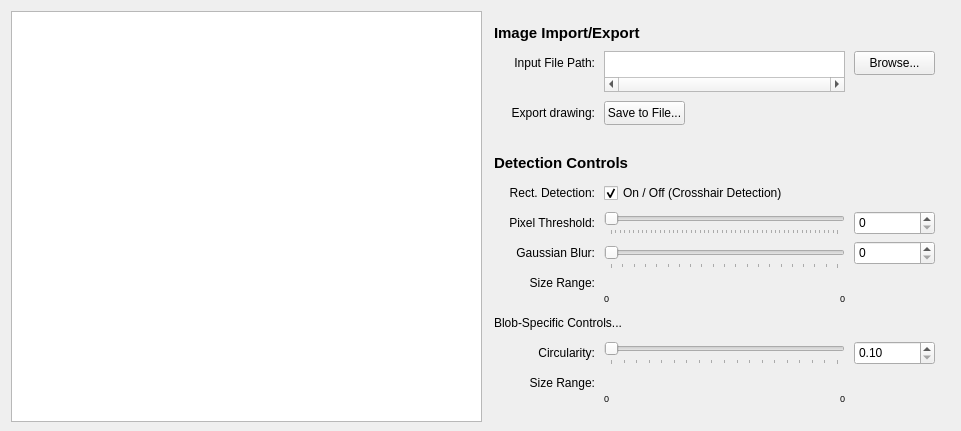
Qt form src/feature_finder/interface/form.ui (bhathawayy/feature-finder) before a commit.
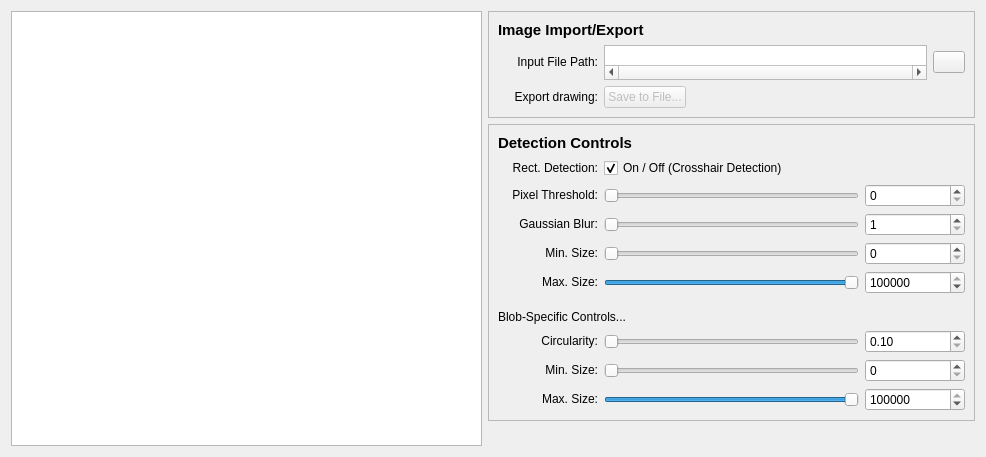
The same form after that commit. Icons and pictures are not drawn.

The edit to the form file:
```diff
--- a/src/feature_finder/interface/form.ui
+++ b/src/feature_finder/interface/form.ui
@@ -1,35 +1,41 @@
 <?xml version="1.0" encoding="UTF-8"?>
 <ui version="4.0">
- <class>FeatureFinder</class>
- <widget class="QWidget" name="FeatureFinder">
+ <class>featureFinder</class>
+ <widget class="QWidget" name="featureFinder">
   <property name="geometry">
    <rect>
     <x>0</x>
     <y>0</y>
-    <width>961</width>
-    <height>431</height>
+    <width>982</width>
+    <height>457</height>
    </rect>
   </property>
   <property name="sizePolicy">
-   <sizepolicy hsizetype="Ignored" vsizetype="Ignored">
+   <sizepolicy hsizetype="Maximum" vsizetype="Minimum">
     <horstretch>0</horstretch>
     <verstretch>0</verstretch>
    </sizepolicy>
   </property>
   <property name="minimumSize">
    <size>
-    <width>961</width>
-    <height>431</height>
+    <width>0</width>
+    <height>0</height>
+   </size>
+  </property>
+  <property name="maximumSize">
+   <size>
+    <width>16777215</width>
+    <height>16777215</height>
    </size>
   </property>
   <property name="windowTitle">
-   <string>FeatureFinder</string>
+   <string>Feature Finder</string>
   </property>
   <layout class="QGridLayout" name="gridLayout_2">
-   <item row="0" column="2">
+   <item row="0" column="0" rowspan="3">
     <widget class="QGraphicsView" name="stream_window">
      <property name="sizePolicy">
-      <sizepolicy hsizetype="Minimum" vsizetype="Minimum">
+      <sizepolicy hsizetype="Expanding" vsizetype="Expanding">
        <horstretch>0</horstretch>
        <verstretch>0</verstretch>
       </sizepolicy>
@@ -41,100 +47,122 @@
       </size>
      </property>
      <property name="focusPolicy">
-      <enum>Qt::NoFocus</enum>
+      <enum>Qt::FocusPolicy::NoFocus</enum>
      </property>
     </widget>
    </item>
    <item row="0" column="3">
-    <widget class="QFrame" name="frame">
+    <widget class="QFrame" name="image_import_frame">
      <property name="sizePolicy">
-      <sizepolicy hsizetype="Minimum" vsizetype="Minimum">
+      <sizepolicy hsizetype="Minimum" vsizetype="Maximum">
        <horstretch>0</horstretch>
        <verstretch>0</verstretch>
       </sizepolicy>
      </property>
-     <property name="minimumSize">
+     <property name="maximumSize">
       <size>
-       <width>466</width>
-       <height>413</height>
+       <width>16777215</width>
+       <height>125</height>
       </size>
      </property>
-     <property name="autoFillBackground">
-      <bool>true</bool>
-     </property>
      <property name="frameShape">
-      <enum>QFrame::NoFrame</enum>
+      <enum>QFrame::Shape::StyledPanel</enum>
      </property>
      <property name="frameShadow">
-      <enum>QFrame::Raised</enum>
+      <enum>QFrame::Shadow::Raised</enum>
      </property>
-     <widget class="QLabel" name="image_paths_header">
-      <property name="geometry">
-       <rect>
-        <x>10</x>
-        <y>10</y>
-        <width>441</width>
-        <height>24</height>
-       </rect>
-      </property>
-      <property name="sizePolicy">
-       <sizepolicy hsizetype="Maximum" vsizetype="Fixed">
-        <horstretch>0</horstretch>
-        <verstretch>0</verstretch>
-       </sizepolicy>
-      </property>
-      <property name="font">
-       <font>
-        <pointsize>11</pointsize>
-        <bold>true</bold>
-       </font>
-      </property>
-      <property name="text">
-       <string>Image Import/Export</string>
-      </property>
-      <property name="alignment">
-       <set>Qt::AlignLeading|Qt::AlignLeft|Qt::AlignVCenter</set>
-      </property>
-     </widget>
+     <layout class="QGridLayout" name="gridLayout_4">
+      <item row="2" column="0" alignment="Qt::AlignmentFlag::AlignVCenter">
      <widget class="QLabel" name="file_path_label">
-      <property name="geometry">
-       <rect>
-        <x>10</x>
-        <y>40</y>
-        <width>101</width>
-        <height>24</height>
-       </rect>
+        <property name="sizePolicy">
+         <sizepolicy hsizetype="Fixed" vsizetype="Minimum">
+          <horstretch>0</horstretch>
+          <verstretch>0</verstretch>
+         </sizepolicy>
+        </property>
+        <property name="minimumSize">
+         <size>
+          <width>100</width>
+          <height>0</height>
+         </size>
       </property>
       <property name="text">
        <string>Input File Path:</string>
       </property>
       <property name="alignment">
-       <set>Qt::AlignRight|Qt::AlignTrailing|Qt::AlignVCenter</set>
-      </property>
-     </widget>
+         <set>Qt::AlignmentFlag::AlignRight|Qt::AlignmentFlag::AlignTrailing|Qt::AlignmentFlag::AlignVCenter</set>
+        </property>
+       </widget>
+      </item>
+      <item row="3" column="0" alignment="Qt::AlignmentFlag::AlignVCenter">
+       <widget class="QLabel" name="save_image_label">
+        <property name="sizePolicy">
+         <sizepolicy hsizetype="Fixed" vsizetype="Minimum">
+          <horstretch>0</horstretch>
+          <verstretch>0</verstretch>
+         </sizepolicy>
+        </property>
+        <property name="minimumSize">
+         <size>
+          <width>100</width>
+          <height>0</height>
+         </size>
+        </property>
+        <property name="text">
+         <string>Export drawing:</string>
+        </property>
+        <property name="alignment">
+         <set>Qt::AlignmentFlag::AlignRight|Qt::AlignmentFlag::AlignTrailing|Qt::AlignmentFlag::AlignVCenter</set>
+        </property>
+       </widget>
+      </item>
+      <item row="3" column="1">
+       <widget class="QPushButton" name="save_image_button">
+        <property name="enabled">
+         <bool>false</bool>
+        </property>
+        <property name="sizePolicy">
+         <sizepolicy hsizetype="Maximum" vsizetype="Minimum">
+          <horstretch>0</horstretch>
+          <verstretch>0</verstretch>
+         </sizepolicy>
+        </property>
+        <property name="toolTip">
+         <string>Save the displayed image to provided path</string>
+        </property>
+        <property name="text">
+         <string>Save to File...</string>
+        </property>
+       </widget>
+      </item>
+      <item row="2" column="1" alignment="Qt::AlignmentFlag::AlignVCenter">
      <widget class="QTextEdit" name="file_path_entry">
-      <property name="geometry">
-       <rect>
-        <x>120</x>
-        <y>40</y>
-        <width>241</width>
-        <height>41</height>
-       </rect>
-      </property>
       <property name="sizePolicy">
-       <sizepolicy hsizetype="Expanding" vsizetype="Expanding">
+         <sizepolicy hsizetype="Expanding" vsizetype="Maximum">
         <horstretch>0</horstretch>
         <verstretch>0</verstretch>
        </sizepolicy>
       </property>
+        <property name="minimumSize">
+         <size>
+          <width>250</width>
+          <height>0</height>
+         </size>
+        </property>
+        <property name="maximumSize">
+         <size>
+          <width>16777215</width>
+          <height>35</height>
+         </size>
+        </property>
       <property name="toolTip">
        <string>Path to input file </string>
       </property>
       <property name="frameShape">
-       <enum>QFrame::StyledPanel</enum>
+         <enum>QFrame::Shape::StyledPanel</enum>
       </property>
       <property name="frameShadow">
-       <enum>QFrame::Plain</enum>
+         <enum>QFrame::Shadow::Plain</enum>
       </property>
       <property name="lineWidth">
        <number>1</number>
@@ -143,74 +171,60 @@
        <number>0</number>
       </property>
       <property name="verticalScrollBarPolicy">
-       <enum>Qt::ScrollBarAlwaysOff</enum>
+         <enum>Qt::ScrollBarPolicy::ScrollBarAlwaysOff</enum>
       </property>
       <property name="horizontalScrollBarPolicy">
-       <enum>Qt::ScrollBarAlwaysOn</enum>
+         <enum>Qt::ScrollBarPolicy::ScrollBarAlwaysOn</enum>
       </property>
       <property name="lineWrapMode">
-       <enum>QTextEdit::NoWrap</enum>
-      </property>
-     </widget>
+         <enum>QTextEdit::LineWrapMode::NoWrap</enum>
+        </property>
+       </widget>
+      </item>
+      <item row="2" column="2" alignment="Qt::AlignmentFlag::AlignHCenter|Qt::AlignmentFlag::AlignVCenter">
      <widget class="QPushButton" name="file_path_browse_button">
-      <property name="geometry">
-       <rect>
-        <x>370</x>
-        <y>40</y>
-        <width>81</width>
-        <height>24</height>
-       </rect>
+        <property name="sizePolicy">
+         <sizepolicy hsizetype="Maximum" vsizetype="Maximum">
+          <horstretch>0</horstretch>
+          <verstretch>0</verstretch>
+         </sizepolicy>
+        </property>
+        <property name="minimumSize">
+         <size>
+          <width>0</width>
+          <height>0</height>
+         </size>
+        </property>
+        <property name="maximumSize">
+         <size>
+          <width>32</width>
+          <height>16777215</height>
+         </size>
       </property>
       <property name="toolTip">
        <string>Path browser for input file </string>
       </property>
-      <property name="text">
-       <string>Browse...</string>
-      </property>
-     </widget>
-     <widget class="QPushButton" name="save_image_button">
-      <property name="geometry">
-       <rect>
-        <x>120</x>
-        <y>90</y>
-        <width>81</width>
-        <height>24</height>
-       </rect>
-      </property>
-      <property name="toolTip">
-       <string>Save the displayed image to provided path</string>
-      </property>
+        <property name="autoFillBackground">
+         <bool>false</bool>
+        </property>
       <property name="text">
-       <string>Save to File...</string>
-      </property>
-     </widget>
-     <widget class="QLabel" name="file_path_label_2">
-      <property name="geometry">
-       <rect>
-        <x>10</x>
-        <y>90</y>
-        <width>101</width>
-        <height>24</height>
-       </rect>
-      </property>
-      <property name="text">
-       <string>Export drawing:</string>
-      </property>
-      <property name="alignment">
-       <set>Qt::AlignRight|Qt::AlignTrailing|Qt::AlignVCenter</set>
-      </property>
-     </widget>
-     <widget class="QLabel" name="detection_controls_header">
-      <property name="geometry">
-       <rect>
-        <x>10</x>
-        <y>140</y>
-        <width>441</width>
-        <height>24</height>
-       </rect>
-      </property>
+         <string/>
+        </property>
+        <property name="icon">
+         <iconset theme="QIcon::ThemeIcon::FolderOpen"/>
+        </property>
+        <property name="iconSize">
+         <size>
+          <width>16</width>
+          <height>16</height>
+         </size>
+        </property>
+       </widget>
+      </item>
+      <item row="1" column="0" colspan="3">
+       <widget class="QLabel" name="image_paths_header">
       <property name="sizePolicy">
-       <sizepolicy hsizetype="Maximum" vsizetype="Fixed">
+         <sizepolicy hsizetype="Minimum" vsizetype="Minimum">
         <horstretch>0</horstretch>
         <verstretch>0</verstretch>
        </sizepolicy>
@@ -222,251 +236,346 @@
        </font>
       </property>
       <property name="text">
-       <string>Detection Controls</string>
+         <string>Image Import/Export</string>
       </property>
       <property name="alignment">
-       <set>Qt::AlignLeading|Qt::AlignLeft|Qt::AlignVCenter</set>
-      </property>
-     </widget>
+         <set>Qt::AlignmentFlag::AlignLeading|Qt::AlignmentFlag::AlignLeft|Qt::AlignmentFlag::AlignVCenter</set>
+        </property>
+       </widget>
+      </item>
+     </layout>
+    </widget>
+   </item>
+   <item row="1" column="3">
+    <widget class="QFrame" name="controls_frame">
+     <property name="sizePolicy">
+      <sizepolicy hsizetype="Minimum" vsizetype="Maximum">
+       <horstretch>0</horstretch>
+       <verstretch>0</verstretch>
+      </sizepolicy>
+     </property>
+     <property name="minimumSize">
+      <size>
+       <width>0</width>
+       <height>0</height>
+      </size>
+     </property>
+     <property name="frameShape">
+      <enum>QFrame::Shape::StyledPanel</enum>
+     </property>
+     <property name="frameShadow">
+      <enum>QFrame::Shadow::Raised</enum>
+     </property>
+     <layout class="QGridLayout" name="gridLayout_3">
+      <item row="5" column="0" alignment="Qt::AlignmentFlag::AlignVCenter">
+       <widget class="QLabel" name="feature_max_size_label">
+        <property name="sizePolicy">
+         <sizepolicy hsizetype="Fixed" vsizetype="Minimum">
+          <horstretch>0</horstretch>
+          <verstretch>0</verstretch>
+         </sizepolicy>
+        </property>
+        <property name="minimumSize">
+         <size>
+          <width>100</width>
+          <height>0</height>
+         </size>
+        </property>
+        <property name="text">
+         <string>Max. Size:</string>
+        </property>
+        <property name="alignment">
+         <set>Qt::AlignmentFlag::AlignRight|Qt::AlignmentFlag::AlignTrailing|Qt::AlignmentFlag::AlignVCenter</set>
+        </property>
+       </widget>
+      </item>
+      <item row="2" column="2" alignment="Qt::AlignmentFlag::AlignVCenter">
+       <widget class="QSpinBox" name="threshold_spin">
+        <property name="sizePolicy">
+         <sizepolicy hsizetype="Minimum" vsizetype="Minimum">
+          <horstretch>0</horstretch>
+          <verstretch>0</verstretch>
+         </sizepolicy>
+        </property>
+        <property name="minimumSize">
+         <size>
+          <width>100</width>
+          <height>0</height>
+         </size>
+        </property>
+        <property name="toolTip">
+         <string>Threshold value for edge detection</string>
+        </property>
+        <property name="maximum">
+         <number>255</number>
+        </property>
+        <property name="singleStep">
+         <number>1</number>
+        </property>
+       </widget>
+      </item>
+      <item row="1" column="0" alignment="Qt::AlignmentFlag::AlignVCenter">
      <widget class="QLabel" name="rect_detection_label">
-      <property name="geometry">
-       <rect>
-        <x>10</x>
-        <y>170</y>
-        <width>101</width>
-        <height>24</height>
-       </rect>
+        <property name="sizePolicy">
+         <sizepolicy hsizetype="Fixed" vsizetype="Minimum">
+          <horstretch>0</horstretch>
+          <verstretch>0</verstretch>
+         </sizepolicy>
+        </property>
+        <property name="minimumSize">
+         <size>
+          <width>100</width>
+          <height>0</height>
+         </size>
       </property>
       <property name="text">
        <string>Rect. Detection:</string>
       </property>
       <property name="alignment">
-       <set>Qt::AlignRight|Qt::AlignTrailing|Qt::AlignVCenter</set>
-      </property>
-     </widget>
-     <widget class="QCheckBox" name="crosshair_detection_check">
-      <property name="geometry">
-       <rect>
-        <x>120</x>
-        <y>170</y>
-        <width>201</width>
-        <height>24</height>
-       </rect>
+         <set>Qt::AlignmentFlag::AlignRight|Qt::AlignmentFlag::AlignTrailing|Qt::AlignmentFlag::AlignVCenter</set>
+        </property>
+       </widget>
+      </item>
+      <item row="9" column="2" alignment="Qt::AlignmentFlag::AlignVCenter">
+       <widget class="QSpinBox" name="blob_min_size_spin">
+        <property name="sizePolicy">
+         <sizepolicy hsizetype="Fixed" vsizetype="Minimum">
+          <horstretch>0</horstretch>
+          <verstretch>0</verstretch>
+         </sizepolicy>
+        </property>
+        <property name="minimumSize">
+         <size>
+          <width>100</width>
+          <height>0</height>
+         </size>
+        </property>
+        <property name="maximum">
+         <number>100000</number>
+        </property>
+        <property name="singleStep">
+         <number>100</number>
+        </property>
+       </widget>
+      </item>
+      <item row="10" column="1" alignment="Qt::AlignmentFlag::AlignVCenter">
+       <widget class="QSlider" name="blob_max_size_slider">
+        <property name="sizePolicy">
+         <sizepolicy hsizetype="Expanding" vsizetype="Minimum">
+          <horstretch>0</horstretch>
+          <verstretch>0</verstretch>
+         </sizepolicy>
+        </property>
+        <property name="minimumSize">
+         <size>
+          <width>250</width>
+          <height>0</height>
+         </size>
+        </property>
+        <property name="maximum">
+         <number>100000</number>
+        </property>
+        <property name="singleStep">
+         <number>100</number>
+        </property>
+        <property name="value">
+         <number>100000</number>
+        </property>
+        <property name="orientation">
+         <enum>Qt::Orientation::Horizontal</enum>
+        </property>
+       </widget>
+      </item>
+      <item row="5" column="1" alignment="Qt::AlignmentFlag::AlignVCenter">
+       <widget class="QSlider" name="feature_max_size_slider">
+        <property name="sizePolicy">
+         <sizepolicy hsizetype="Expanding" vsizetype="Minimum">
+          <horstretch>0</horstretch>
+          <verstretch>0</verstretch>
+         </sizepolicy>
+        </property>
+        <property name="minimumSize">
+         <size>
+          <width>250</width>
+          <height>0</height>
+         </size>
       </property>
       <property name="toolTip">
-       <string>Turning OFF rect. detection will toggle ON crosshair detection</string>
-      </property>
-      <property name="text">
-       <string>On / Off (Crosshair Detection)</string>
-      </property>
-      <property name="checked">
-       <bool>true</bool>
-      </property>
-     </widget>
+         <string/>
+        </property>
+        <property name="maximum">
+         <number>100000</number>
+        </property>
+        <property name="singleStep">
+         <number>100</number>
+        </property>
+        <property name="value">
+         <number>100000</number>
+        </property>
+        <property name="orientation">
+         <enum>Qt::Orientation::Horizontal</enum>
+        </property>
+       </widget>
+      </item>
+      <item row="6" column="1">
+       <spacer name="verticalSpacer">
+        <property name="orientation">
+         <enum>Qt::Orientation::Vertical</enum>
+        </property>
+        <property name="sizeType">
+         <enum>QSizePolicy::Policy::Fixed</enum>
+        </property>
+        <property name="sizeHint" stdset="0">
+         <size>
+          <width>20</width>
+          <height>10</height>
+         </size>
+        </property>
+       </spacer>
+      </item>
+      <item row="2" column="0" alignment="Qt::AlignmentFlag::AlignVCenter">
      <widget class="QLabel" name="threshold_label">
-      <property name="geometry">
-       <rect>
-        <x>10</x>
-        <y>200</y>
-        <width>101</width>
-        <height>24</height>
-       </rect>
+        <property name="sizePolicy">
+         <sizepolicy hsizetype="Fixed" vsizetype="Minimum">
+          <horstretch>0</horstretch>
+          <verstretch>0</verstretch>
+         </sizepolicy>
+        </property>
+        <property name="minimumSize">
+         <size>
+          <width>100</width>
+          <height>0</height>
+         </size>
       </property>
       <property name="text">
        <string>Pixel Threshold:</string>
       </property>
       <property name="alignment">
-       <set>Qt::AlignRight|Qt::AlignTrailing|Qt::AlignVCenter</set>
-      </property>
-     </widget>
-     <widget class="QSlider" name="threshold_slider">
-      <property name="geometry">
-       <rect>
-        <x>120</x>
-        <y>200</y>
-        <width>241</width>
-        <height>24</height>
-       </rect>
-      </property>
-      <property name="toolTip">
-       <string>Threshold value for edge detection</string>
-      </property>
-      <property name="maximum">
-       <number>255</number>
-      </property>
-      <property name="singleStep">
-       <number>1</number>
-      </property>
-      <property name="orientation">
-       <enum>Qt::Horizontal</enum>
-      </property>
-      <property name="tickPosition">
-       <enum>QSlider::TicksBelow</enum>
-      </property>
-      <property name="tickInterval">
-       <number>5</number>
-      </property>
-     </widget>
-     <widget class="QSpinBox" name="threshold_spin">
-      <property name="geometry">
-       <rect>
-        <x>370</x>
-        <y>200</y>
-        <width>81</width>
-        <height>24</height>
-       </rect>
-      </property>
+         <set>Qt::AlignmentFlag::AlignRight|Qt::AlignmentFlag::AlignTrailing|Qt::AlignmentFlag::AlignVCenter</set>
+        </property>
+       </widget>
+      </item>
+      <item row="8" column="2" alignment="Qt::AlignmentFlag::AlignVCenter">
+       <widget class="QDoubleSpinBox" name="circularity_spin">
+        <property name="sizePolicy">
+         <sizepolicy hsizetype="Fixed" vsizetype="Minimum">
+          <horstretch>0</horstretch>
+          <verstretch>0</verstretch>
+         </sizepolicy>
+        </property>
+        <property name="minimumSize">
+         <size>
+          <width>100</width>
+          <height>0</height>
+         </size>
+        </property>
       <property name="toolTip">
-       <string>Threshold value for edge detection</string>
-      </property>
+         <string>The closer to 1, the more &quot;perfect&quot; the circle is</string>
+        </property>
+        <property name="minimum">
+         <double>0.100000000000000</double>
+        </property>
       <property name="maximum">
-       <number>255</number>
+         <double>1.000000000000000</double>
       </property>
       <property name="singleStep">
-       <number>1</number>
-      </property>
-     </widget>
-     <widget class="QLabel" name="gauss_blur_label">
-      <property name="geometry">
-       <rect>
-        <x>10</x>
-        <y>230</y>
-        <width>101</width>
-        <height>24</height>
-       </rect>
+         <double>0.100000000000000</double>
+        </property>
+       </widget>
+      </item>
+      <item row="10" column="0" alignment="Qt::AlignmentFlag::AlignVCenter">
+       <widget class="QLabel" name="blob_max_size_label">
+        <property name="sizePolicy">
+         <sizepolicy hsizetype="Fixed" vsizetype="Minimum">
+          <horstretch>0</horstretch>
+          <verstretch>0</verstretch>
+         </sizepolicy>
+        </property>
+        <property name="minimumSize">
+         <size>
+          <width>100</width>
+          <height>0</height>
+         </size>
       </property>
       <property name="text">
-       <string>Gaussian Blur:</string>
+         <string>Max. Size:</string>
       </property>
       <property name="alignment">
-       <set>Qt::AlignRight|Qt::AlignTrailing|Qt::AlignVCenter</set>
-      </property>
-     </widget>
-     <widget class="QSlider" name="gauss_blur_slider">
-      <property name="geometry">
-       <rect>
-        <x>120</x>
-        <y>234</y>
-        <width>241</width>
-        <height>24</height>
-       </rect>
-      </property>
-      <property name="toolTip">
-       <string>Gaussian blur kernel size</string>
-      </property>
-      <property name="maximum">
-       <number>500</number>
-      </property>
-      <property name="singleStep">
-       <number>1</number>
-      </property>
-      <property name="value">
-       <number>1</number>
-      </property>
-      <property name="orientation">
-       <enum>Qt::Horizontal</enum>
-      </property>
-      <property name="tickPosition">
-       <enum>QSlider::TicksBelow</enum>
-      </property>
-      <property name="tickInterval">
-       <number>25</number>
-      </property>
-     </widget>
+         <set>Qt::AlignmentFlag::AlignRight|Qt::AlignmentFlag::AlignTrailing|Qt::AlignmentFlag::AlignVCenter</set>
+        </property>
+       </widget>
+      </item>
+      <item row="3" column="2" alignment="Qt::AlignmentFlag::AlignVCenter">
      <widget class="QSpinBox" name="gauss_blur_spin">
-      <property name="geometry">
-       <rect>
-        <x>370</x>
-        <y>230</y>
-        <width>81</width>
-        <height>24</height>
-       </rect>
+        <property name="sizePolicy">
+         <sizepolicy hsizetype="Fixed" vsizetype="Minimum">
+          <horstretch>0</horstretch>
+          <verstretch>0</verstretch>
+         </sizepolicy>
+        </property>
+        <property name="minimumSize">
+         <size>
+          <width>100</width>
+          <height>0</height>
+         </size>
       </property>
       <property name="toolTip">
        <string>Gaussian blur kernel size</string>
       </property>
+        <property name="minimum">
+         <number>1</number>
+        </property>
       <property name="maximum">
-       <number>500</number>
+         <number>200</number>
       </property>
       <property name="singleStep">
        <number>1</number>
       </property>
      </widget>
-     <widget class="QLabel" name="feature_size_label">
-      <property name="geometry">
-       <rect>
-        <x>10</x>
-        <y>260</y>
-        <width>101</width>
-        <height>24</height>
-       </rect>
-      </property>
+      </item>
+      <item row="9" column="0" alignment="Qt::AlignmentFlag::AlignVCenter">
+       <widget class="QLabel" name="blob_min_size_label">
+        <property name="sizePolicy">
+         <sizepolicy hsizetype="Fixed" vsizetype="Minimum">
+          <horstretch>0</horstretch>
+          <verstretch>0</verstretch>
+         </sizepolicy>
+        </property>
+        <property name="minimumSize">
+         <size>
+          <width>100</width>
+          <height>0</height>
+         </size>
+        </property>
       <property name="text">
-       <string>Size Range:</string>
+         <string>Min. Size:</string>
       </property>
       <property name="alignment">
-       <set>Qt::AlignRight|Qt::AlignTrailing|Qt::AlignVCenter</set>
-      </property>
-     </widget>
-     <widget class="QWidget" name="horizontalLayoutWidget_2">
-      <property name="geometry">
-       <rect>
-        <x>120</x>
-        <y>261</y>
-        <width>241</width>
-        <height>20</height>
-       </rect>
-      </property>
-      <layout class="QHBoxLayout" name="feature_size_range_slider"/>
-     </widget>
-     <widget class="QLabel" name="feature_size_min">
-      <property name="geometry">
-       <rect>
-        <x>120</x>
-        <y>280</y>
-        <width>101</width>
-        <height>14</height>
-       </rect>
-      </property>
-      <property name="font">
-       <font>
-        <pointsize>7</pointsize>
-       </font>
-      </property>
+         <set>Qt::AlignmentFlag::AlignRight|Qt::AlignmentFlag::AlignTrailing|Qt::AlignmentFlag::AlignVCenter</set>
+        </property>
+       </widget>
+      </item>
+      <item row="1" column="1" alignment="Qt::AlignmentFlag::AlignVCenter">
+       <widget class="QCheckBox" name="crosshair_detection_check">
+        <property name="sizePolicy">
+         <sizepolicy hsizetype="Expanding" vsizetype="Minimum">
+          <horstretch>0</horstretch>
+          <verstretch>0</verstretch>
+         </sizepolicy>
+        </property>
+        <property name="toolTip">
+         <string/>
+        </property>
       <property name="text">
-       <string>0</string>
-      </property>
-     </widget>
-     <widget class="QLabel" name="feature_size_max">
-      <property name="geometry">
-       <rect>
-        <x>260</x>
-        <y>280</y>
-        <width>101</width>
-        <height>14</height>
-       </rect>
-      </property>
-      <property name="font">
-       <font>
-        <pointsize>7</pointsize>
-       </font>
-      </property>
-      <property name="text">
-       <string>0</string>
-      </property>
-      <property name="alignment">
-       <set>Qt::AlignRight|Qt::AlignTrailing|Qt::AlignVCenter</set>
-      </property>
-     </widget>
-     <widget class="QLabel" name="detection_controls_header_2">
-      <property name="geometry">
-       <rect>
-        <x>10</x>
-        <y>300</y>
-        <width>441</width>
-        <height>24</height>
-       </rect>
-      </property>
+         <string>On / Off (Crosshair Detection)</string>
+        </property>
+        <property name="checked">
+         <bool>true</bool>
+        </property>
+       </widget>
+      </item>
+      <item row="7" column="0" colspan="3">
+       <widget class="QLabel" name="blob_subheader_label">
       <property name="sizePolicy">
        <sizepolicy hsizetype="Maximum" vsizetype="Fixed">
         <horstretch>0</horstretch>
@@ -483,36 +592,269 @@
        <string>Blob-Specific Controls...</string>
       </property>
       <property name="alignment">
-       <set>Qt::AlignLeading|Qt::AlignLeft|Qt::AlignVCenter</set>
-      </property>
-     </widget>
+         <set>Qt::AlignmentFlag::AlignLeading|Qt::AlignmentFlag::AlignLeft|Qt::AlignmentFlag::AlignVCenter</set>
+        </property>
+       </widget>
+      </item>
+      <item row="3" column="1" alignment="Qt::AlignmentFlag::AlignVCenter">
+       <widget class="QSlider" name="gauss_blur_slider">
+        <property name="sizePolicy">
+         <sizepolicy hsizetype="Expanding" vsizetype="Minimum">
+          <horstretch>0</horstretch>
+          <verstretch>0</verstretch>
+         </sizepolicy>
+        </property>
+        <property name="minimumSize">
+         <size>
+          <width>255</width>
+          <height>0</height>
+         </size>
+        </property>
+        <property name="toolTip">
+         <string/>
+        </property>
+        <property name="minimum">
+         <number>1</number>
+        </property>
+        <property name="maximum">
+         <number>200</number>
+        </property>
+        <property name="singleStep">
+         <number>1</number>
+        </property>
+        <property name="value">
+         <number>1</number>
+        </property>
+        <property name="orientation">
+         <enum>Qt::Orientation::Horizontal</enum>
+        </property>
+        <property name="tickPosition">
+         <enum>QSlider::TickPosition::NoTicks</enum>
+        </property>
+        <property name="tickInterval">
+         <number>0</number>
+        </property>
+       </widget>
+      </item>
+      <item row="3" column="0" alignment="Qt::AlignmentFlag::AlignVCenter">
+       <widget class="QLabel" name="gauss_blur_label">
+        <property name="sizePolicy">
+         <sizepolicy hsizetype="Fixed" vsizetype="Minimum">
+          <horstretch>0</horstretch>
+          <verstretch>0</verstretch>
+         </sizepolicy>
+        </property>
+        <property name="minimumSize">
+         <size>
+          <width>100</width>
+          <height>0</height>
+         </size>
+        </property>
+        <property name="text">
+         <string>Gaussian Blur:</string>
+        </property>
+        <property name="alignment">
+         <set>Qt::AlignmentFlag::AlignRight|Qt::AlignmentFlag::AlignTrailing|Qt::AlignmentFlag::AlignVCenter</set>
+        </property>
+       </widget>
+      </item>
+      <item row="4" column="0" alignment="Qt::AlignmentFlag::AlignVCenter">
+       <widget class="QLabel" name="feature_min_size_label">
+        <property name="sizePolicy">
+         <sizepolicy hsizetype="Fixed" vsizetype="Minimum">
+          <horstretch>0</horstretch>
+          <verstretch>0</verstretch>
+         </sizepolicy>
+        </property>
+        <property name="minimumSize">
+         <size>
+          <width>100</width>
+          <height>0</height>
+         </size>
+        </property>
+        <property name="text">
+         <string>Min. Size:</string>
+        </property>
+        <property name="alignment">
+         <set>Qt::AlignmentFlag::AlignRight|Qt::AlignmentFlag::AlignTrailing|Qt::AlignmentFlag::AlignVCenter</set>
+        </property>
+       </widget>
+      </item>
+      <item row="10" column="2" alignment="Qt::AlignmentFlag::AlignVCenter">
+       <widget class="QSpinBox" name="blob_max_size_spin">
+        <property name="sizePolicy">
+         <sizepolicy hsizetype="Fixed" vsizetype="Minimum">
+          <horstretch>0</horstretch>
+          <verstretch>0</verstretch>
+         </sizepolicy>
+        </property>
+        <property name="minimumSize">
+         <size>
+          <width>100</width>
+          <height>0</height>
+         </size>
+        </property>
+        <property name="maximum">
+         <number>100000</number>
+        </property>
+        <property name="singleStep">
+         <number>100</number>
+        </property>
+        <property name="value">
+         <number>100000</number>
+        </property>
+       </widget>
+      </item>
+      <item row="5" column="2" alignment="Qt::AlignmentFlag::AlignVCenter">
+       <widget class="QSpinBox" name="feature_max_size_spin">
+        <property name="sizePolicy">
+         <sizepolicy hsizetype="Fixed" vsizetype="Minimum">
+          <horstretch>0</horstretch>
+          <verstretch>0</verstretch>
+         </sizepolicy>
+        </property>
+        <property name="minimumSize">
+         <size>
+          <width>100</width>
+          <height>0</height>
+         </size>
+        </property>
+        <property name="maximum">
+         <number>100000</number>
+        </property>
+        <property name="singleStep">
+         <number>100</number>
+        </property>
+        <property name="value">
+         <number>100000</number>
+        </property>
+       </widget>
+      </item>
+      <item row="9" column="1" alignment="Qt::AlignmentFlag::AlignVCenter">
+       <widget class="QSlider" name="blob_min_size_slider">
+        <property name="sizePolicy">
+         <sizepolicy hsizetype="Expanding" vsizetype="Minimum">
+          <horstretch>0</horstretch>
+          <verstretch>0</verstretch>
+         </sizepolicy>
+        </property>
+        <property name="minimumSize">
+         <size>
+          <width>250</width>
+          <height>0</height>
+         </size>
+        </property>
+        <property name="maximum">
+         <number>100000</number>
+        </property>
+        <property name="singleStep">
+         <number>100</number>
+        </property>
+        <property name="orientation">
+         <enum>Qt::Orientation::Horizontal</enum>
+        </property>
+       </widget>
+      </item>
+      <item row="2" column="1" alignment="Qt::AlignmentFlag::AlignVCenter">
+       <widget class="QSlider" name="threshold_slider">
+        <property name="sizePolicy">
+         <sizepolicy hsizetype="Expanding" vsizetype="Minimum">
+          <horstretch>0</horstretch>
+          <verstretch>0</verstretch>
+         </sizepolicy>
+        </property>
+        <property name="minimumSize">
+         <size>
+          <width>255</width>
+          <height>0</height>
+         </size>
+        </property>
+        <property name="toolTip">
+         <string/>
+        </property>
+        <property name="maximum">
+         <number>255</number>
+        </property>
+        <property name="singleStep">
+         <number>1</number>
+        </property>
+        <property name="orientation">
+         <enum>Qt::Orientation::Horizontal</enum>
+        </property>
+        <property name="tickPosition">
+         <enum>QSlider::TickPosition::NoTicks</enum>
+        </property>
+        <property name="tickInterval">
+         <number>0</number>
+        </property>
+       </widget>
+      </item>
+      <item row="8" column="0" alignment="Qt::AlignmentFlag::AlignVCenter">
      <widget class="QLabel" name="circularity_label">
-      <property name="geometry">
-       <rect>
-        <x>10</x>
-        <y>330</y>
-        <width>101</width>
-        <height>24</height>
-       </rect>
+        <property name="sizePolicy">
+         <sizepolicy hsizetype="Fixed" vsizetype="Minimum">
+          <horstretch>0</horstretch>
+          <verstretch>0</verstretch>
+         </sizepolicy>
+        </property>
+        <property name="minimumSize">
+         <size>
+          <width>100</width>
+          <height>0</height>
+         </size>
       </property>
       <property name="text">
        <string>Circularity:</string>
       </property>
       <property name="alignment">
-       <set>Qt::AlignRight|Qt::AlignTrailing|Qt::AlignVCenter</set>
-      </property>
-     </widget>
+         <set>Qt::AlignmentFlag::AlignRight|Qt::AlignmentFlag::AlignTrailing|Qt::AlignmentFlag::AlignVCenter</set>
+        </property>
+       </widget>
+      </item>
+      <item row="4" column="1" alignment="Qt::AlignmentFlag::AlignVCenter">
+       <widget class="QSlider" name="feature_min_size_slider">
+        <property name="sizePolicy">
+         <sizepolicy hsizetype="Expanding" vsizetype="Minimum">
+          <horstretch>0</horstretch>
+          <verstretch>0</verstretch>
+         </sizepolicy>
+        </property>
+        <property name="minimumSize">
+         <size>
+          <width>255</width>
+          <height>0</height>
+         </size>
+        </property>
+        <property name="toolTip">
+         <string/>
+        </property>
+        <property name="maximum">
+         <number>100000</number>
+        </property>
+        <property name="singleStep">
+         <number>100</number>
+        </property>
+        <property name="orientation">
+         <enum>Qt::Orientation::Horizontal</enum>
+        </property>
+       </widget>
+      </item>
+      <item row="8" column="1" alignment="Qt::AlignmentFlag::AlignVCenter">
      <widget class="QSlider" name="circularity_slider">
-      <property name="geometry">
-       <rect>
-        <x>120</x>
-        <y>330</y>
-        <width>241</width>
-        <height>24</height>
-       </rect>
+        <property name="sizePolicy">
+         <sizepolicy hsizetype="Expanding" vsizetype="Minimum">
+          <horstretch>0</horstretch>
+          <verstretch>0</verstretch>
+         </sizepolicy>
+        </property>
+        <property name="minimumSize">
+         <size>
+          <width>250</width>
+          <height>0</height>
+         </size>
       </property>
       <property name="toolTip">
-       <string>The closer to 1, the more "perfect" the circle is</string>
+         <string>The closer to 1, the more &quot;perfect&quot; the circle is</string>
       </property>
       <property name="minimum">
        <number>10</number>
@@ -524,107 +866,61 @@
        <number>1</number>
       </property>
       <property name="orientation">
-       <enum>Qt::Horizontal</enum>
+         <enum>Qt::Orientation::Horizontal</enum>
       </property>
       <property name="tickPosition">
-       <enum>QSlider::TicksBelow</enum>
+         <enum>QSlider::TickPosition::NoTicks</enum>
       </property>
       <property name="tickInterval">
-       <number>5</number>
-      </property>
-     </widget>
-     <widget class="QDoubleSpinBox" name="circularity_spin">
-      <property name="geometry">
-       <rect>
-        <x>370</x>
-        <y>330</y>
-        <width>81</width>
-        <height>24</height>
-       </rect>
-      </property>
-      <property name="toolTip">
-       <string>The closer to 1, the more "perfect" the circle is</string>
-      </property>
-      <property name="minimum">
-       <double>0.100000000000000</double>
+         <number>0</number>
+        </property>
+       </widget>
+      </item>
+      <item row="0" column="0" colspan="3">
+       <widget class="QLabel" name="detection_controls_header">
+        <property name="sizePolicy">
+         <sizepolicy hsizetype="Minimum" vsizetype="Minimum">
+          <horstretch>0</horstretch>
+          <verstretch>0</verstretch>
+         </sizepolicy>
+        </property>
+        <property name="font">
+         <font>
+          <pointsize>11</pointsize>
+          <bold>true</bold>
+         </font>
+        </property>
+        <property name="text">
+         <string>Detection Controls</string>
+        </property>
+        <property name="alignment">
+         <set>Qt::AlignmentFlag::AlignLeading|Qt::AlignmentFlag::AlignLeft|Qt::AlignmentFlag::AlignVCenter</set>
+        </property>
+       </widget>
+      </item>
+      <item row="4" column="2" alignment="Qt::AlignmentFlag::AlignVCenter">
+       <widget class="QSpinBox" name="feature_min_size_spin">
+        <property name="sizePolicy">
+         <sizepolicy hsizetype="Fixed" vsizetype="Minimum">
+          <horstretch>0</horstretch>
+          <verstretch>0</verstretch>
+         </sizepolicy>
+        </property>
+        <property name="minimumSize">
+         <size>
+          <width>100</width>
+          <height>0</height>
+         </size>
       </property>
       <property name="maximum">
-       <double>1.000000000000000</double>
+         <number>100000</number>
       </property>
       <property name="singleStep">
-       <double>0.100000000000000</double>
-      </property>
-     </widget>
-     <widget class="QLabel" name="blob_size_label">
-      <property name="geometry">
-       <rect>
-        <x>10</x>
-        <y>360</y>
-        <width>101</width>
-        <height>24</height>
-       </rect>
-      </property>
-      <property name="text">
-       <string>Size Range:</string>
-      </property>
-      <property name="alignment">
-       <set>Qt::AlignRight|Qt::AlignTrailing|Qt::AlignVCenter</set>
-      </property>
-     </widget>
-     <widget class="QWidget" name="horizontalLayoutWidget">
-      <property name="geometry">
-       <rect>
-        <x>120</x>
-        <y>361</y>
-        <width>241</width>
-        <height>20</height>
-       </rect>
-      </property>
-      <layout class="QHBoxLayout" name="blob_size_range_slider">
-       <property name="sizeConstraint">
-        <enum>QLayout::SetDefaultConstraint</enum>
-       </property>
-      </layout>
-     </widget>
-     <widget class="QLabel" name="blob_size_min">
-      <property name="geometry">
-       <rect>
-        <x>120</x>
-        <y>380</y>
-        <width>101</width>
-        <height>14</height>
-       </rect>
-      </property>
-      <property name="font">
-       <font>
-        <pointsize>7</pointsize>
-       </font>
-      </property>
-      <property name="text">
-       <string>0</string>
-      </property>
-     </widget>
-     <widget class="QLabel" name="blob_size_max">
-      <property name="geometry">
-       <rect>
-        <x>260</x>
-        <y>380</y>
-        <width>101</width>
-        <height>14</height>
-       </rect>
-      </property>
-      <property name="font">
-       <font>
-        <pointsize>7</pointsize>
-       </font>
-      </property>
-      <property name="text">
-       <string>0</string>
-      </property>
-      <property name="alignment">
-       <set>Qt::AlignRight|Qt::AlignTrailing|Qt::AlignVCenter</set>
-      </property>
-     </widget>
+         <number>100</number>
+        </property>
+       </widget>
+      </item>
+     </layout>
     </widget>
    </item>
   </layout>
```
Lines whose indentation alone changed are shown as unchanged.
